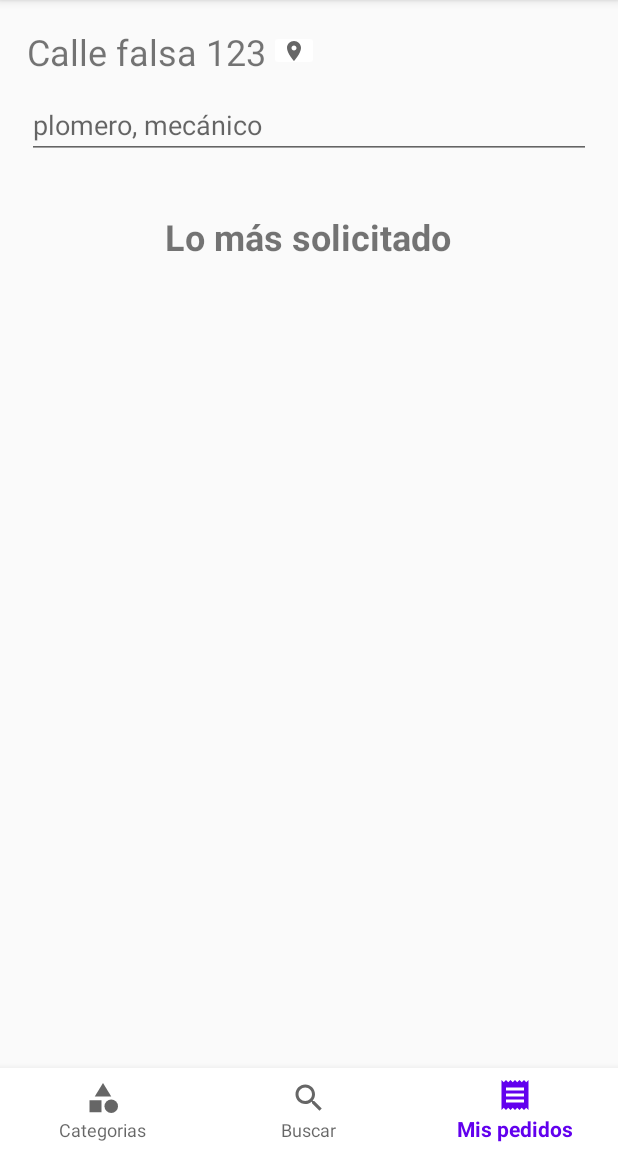
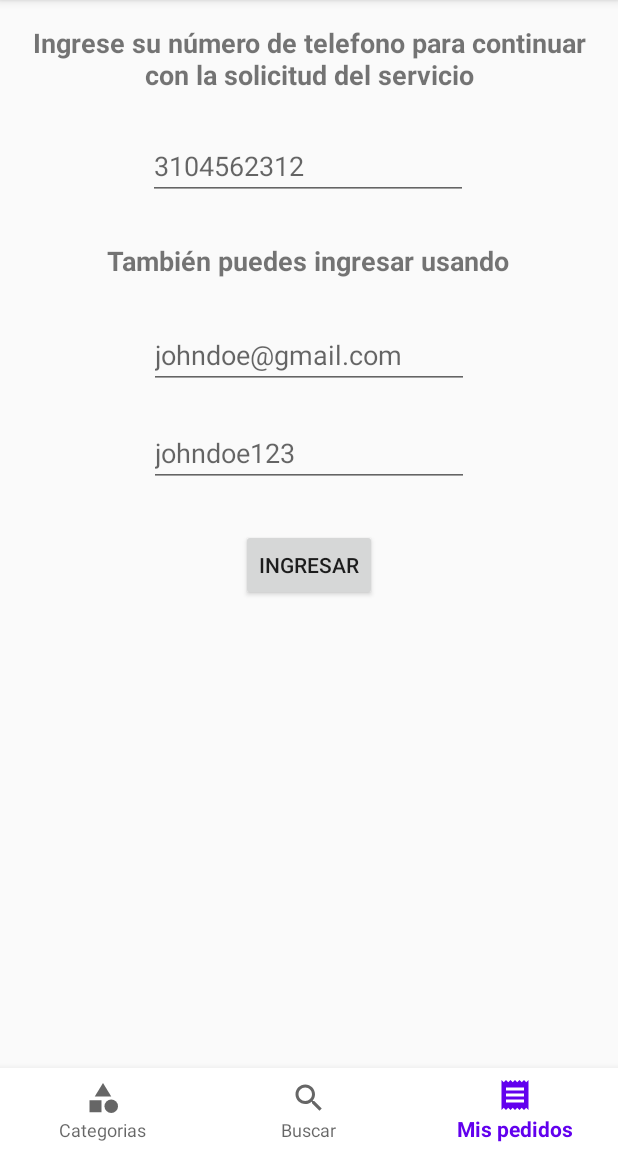
Before and after one commit to Dardila11/DoorServices, an Android app: the screen it shows after launch (MainActivity), item 3 of the bottom bar chosen, on a phone screen of 412 x 824 dp, the part 84-1236 px from its top. Run offline under Robolectric (Android 15) with nearby library versions, the phone set to English and light mode, and no system bars; our stand-ins replace Firebase (no records; nobody signed in at launch, a user with empty details on screens opened directly).

Commit message:
added ui screen and main screen

```diff
--- a/app/build.gradle
+++ b/app/build.gradle
@@ -41,6 +41,7 @@ dependencies {
     // Declare the dependency for the Cloud Firestore library
     // When using the BoM, you don't specify versions in Firebase library dependencies
     implementation 'com.google.firebase:firebase-firestore-ktx'
+    implementation 'com.google.firebase:firebase-auth-ktx'
     implementation 'androidx.legacy:legacy-support-v4:1.0.0'
     implementation 'androidx.gridlayout:gridlayout:1.0.0'
 
--- a/app/src/main/java/edu/unicauca/doorservices/data/model/Service.kt
+++ b/app/src/main/java/edu/unicauca/doorservices/data/model/Service.kt
@@ -2,13 +2,13 @@ package edu.unicauca.doorservices.data.model
 
 
 class Service {
-
     var serviceId: String = ""
     var categoryId: String = ""
     var userId: String = ""
     var title: String = ""
     var description: String = ""
     var price: String = ""
+    var rating: Int = -1    // 0 to 5
 
     constructor()
 
--- /dev/null
+++ b/app/src/main/java/edu/unicauca/doorservices/data/repository/authRepository/AuthRepository.kt
@@ -0,0 +1,14 @@
+package edu.unicauca.doorservices.data.repository.authRepository
+
+import com.google.firebase.auth.AuthResult
+
+interface AuthRepository {
+
+    suspend fun signInWithPhoneNumber(phoneNumber: String) : AuthResult
+    suspend fun signInWithEmailAndPassword(email: String, password: String) : AuthResult?
+    //suspend fun isSignedIn( user: FirebaseUser ) : Boolean
+    //suspend fun signOut()
+    suspend fun getUser()
+
+
+}
--- a/app/src/main/java/edu/unicauca/doorservices/ui/MainActivity.kt
+++ b/app/src/main/java/edu/unicauca/doorservices/ui/MainActivity.kt
@@ -6,6 +6,7 @@ import androidx.fragment.app.Fragment
 import com.google.firebase.FirebaseApp
 import edu.unicauca.doorservices.R
 import edu.unicauca.doorservices.data.repository.serviceRepository.ServiceRepositoryImpl
+import edu.unicauca.doorservices.ui.fragments.AuthFragment
 import edu.unicauca.doorservices.ui.fragments.CategoriesFragment
 import edu.unicauca.doorservices.ui.fragments.SearchFragment
 import kotlinx.android.synthetic.main.activity_main.*
@@ -32,6 +33,8 @@ class MainActivity : AppCompatActivity() {
                     true
                 }
                 R.id.menu_my_orders -> {
+                    val fragment = AuthFragment.newInstance()
+                    openFragment(fragment)
                     true
                 }
                 else -> false
--- /dev/null
+++ b/app/src/main/java/edu/unicauca/doorservices/ui/fragments/AuthFragment.kt
@@ -0,0 +1,67 @@
+package edu.unicauca.doorservices.ui.fragments
+
+import android.os.Bundle
+import androidx.fragment.app.Fragment
+import android.view.LayoutInflater
+import android.view.View
+import android.view.ViewGroup
+import android.widget.Toast
+import androidx.lifecycle.lifecycleScope
+import edu.unicauca.doorservices.R
+import edu.unicauca.doorservices.data.repository.authRepository.AuthRepositoryImpl
+import kotlinx.android.synthetic.main.fragment_auth.*
+import kotlinx.coroutines.CoroutineScope
+import kotlinx.coroutines.Dispatchers
+import kotlinx.coroutines.Job
+import kotlinx.coroutines.launch
+import kotlin.coroutines.CoroutineContext
+
+
+class AuthFragment : Fragment(), CoroutineScope, View.OnClickListener {
+
+
+    private lateinit var job: Job
+    private var authRepositoryImpl = AuthRepositoryImpl()
+
+    override fun onClick(view: View?) {
+        when(view?.id) {
+            R.id.btn_sign_in -> {
+                if( txt_email.text.isEmpty() || txt_password.text.isEmpty() ){
+                    Toast.makeText(activity, "Los campos no pueden estar vacios", Toast.LENGTH_SHORT).show()
+                } else {
+                    lifecycleScope.launch {
+                        authRepositoryImpl.signInWithEmailAndPassword(txt_email.text.toString(), txt_password.text.toString())
+                    }
+                }
+
+            }
+        }
+    }
+
+    override fun onViewCreated(view: View, savedInstanceState: Bundle?) {
+        super.onViewCreated(view, savedInstanceState)
+        btn_sign_in.setOnClickListener(this)
+    }
+
+    override fun onCreateView(inflater: LayoutInflater, container: ViewGroup?,
+                              savedInstanceState: Bundle? ): View? {
+        val view = inflater.inflate(R.layout.fragment_auth, container, false)
+        job = Job()
+        return view
+    }
+
+    override fun onDestroy() {
+        super.onDestroy()
+        job.cancel()
+    }
+
+    companion object {
+        @JvmStatic
+        fun newInstance() = AuthFragment()
+    }
+
+    override val coroutineContext: CoroutineContext
+        get() = Dispatchers.Main + job
+
+
+}
--- a/app/src/main/java/edu/unicauca/doorservices/ui/fragments/CategoriesFragment.kt
+++ b/app/src/main/java/edu/unicauca/doorservices/ui/fragments/CategoriesFragment.kt
@@ -51,8 +51,8 @@ class CategoriesFragment : Fragment(), CoroutineScope {
             categoriesList = ArrayList()
             categoriesList = categoryRepositoryImpl.getAllCategories()
 
-            myService = Service("1", "1", "1", "Mi nuevo servicio", "la descripción", "110000")
-            serviceRepositoryImpl.createService(myService)
+            //myService = Service("1", "1", "1", "Mi nuevo servicio", "la descripción", "110000")
+            //serviceRepositoryImpl.createService(myService)
 
             recyclerView = rootView.findViewById(R.id.recycler_categories)
             layoutManager = LinearLayoutManager(activity)
--- /dev/null
+++ b/app/src/main/res/layout/fragment_auth.xml
@@ -0,0 +1,98 @@
+<?xml version="1.0" encoding="utf-8"?>
+<FrameLayout xmlns:android="http://schemas.android.com/apk/res/android"
+    xmlns:app="http://schemas.android.com/apk/res-auto"
+    xmlns:tools="http://schemas.android.com/tools"
+    android:layout_width="match_parent"
+    android:layout_height="match_parent"
+    tools:context=".ui.fragments.AuthFragment">
+
+    <androidx.constraintlayout.widget.ConstraintLayout
+        android:layout_width="match_parent"
+        android:layout_height="match_parent">
+
+
+        <TextView
+            android:id="@+id/textView"
+            android:layout_width="375dp"
+            android:layout_height="44dp"
+            android:layout_marginStart="18dp"
+            android:layout_marginTop="16dp"
+            android:layout_marginEnd="18dp"
+            android:gravity="center_horizontal"
+            android:text="@string/message_auth"
+            android:textSize="18sp"
+            android:textStyle="bold"
+            app:layout_constraintEnd_toEndOf="parent"
+            app:layout_constraintStart_toStartOf="parent"
+            app:layout_constraintTop_toTopOf="parent" />
+
+        <EditText
+            android:id="@+id/editTextPhone"
+            android:layout_width="wrap_content"
+            android:layout_height="wrap_content"
+            android:layout_marginStart="100dp"
+            android:layout_marginTop="28dp"
+            android:layout_marginEnd="101dp"
+            android:autofillHints=""
+            android:ems="10"
+            android:hint="@string/hint_phone"
+            android:inputType="phone"
+            app:layout_constraintEnd_toEndOf="parent"
+            app:layout_constraintHorizontal_bias="0.5"
+            app:layout_constraintStart_toStartOf="parent"
+            app:layout_constraintTop_toBottomOf="@+id/textView" />
+
+        <TextView
+            android:id="@+id/textView3"
+            android:layout_width="wrap_content"
+            android:layout_height="wrap_content"
+            android:layout_marginTop="28dp"
+            android:text="@string/message2_auth"
+            android:textSize="18sp"
+            android:textStyle="bold"
+            app:layout_constraintEnd_toEndOf="parent"
+            app:layout_constraintHorizontal_bias="0.496"
+            app:layout_constraintStart_toStartOf="parent"
+            app:layout_constraintTop_toBottomOf="@+id/editTextPhone" />
+
+        <EditText
+            android:id="@+id/txt_email"
+            android:layout_width="wrap_content"
+            android:layout_height="wrap_content"
+            android:layout_marginTop="28dp"
+            android:ems="10"
+            android:hint="@string/hint_email"
+            android:inputType="textEmailAddress"
+            app:layout_constraintEnd_toEndOf="parent"
+            app:layout_constraintStart_toStartOf="parent"
+            app:layout_constraintTop_toBottomOf="@+id/textView3"
+            android:autofillHints="" />
+
+        <EditText
+            android:id="@+id/txt_password"
+            android:layout_width="wrap_content"
+            android:layout_height="wrap_content"
+            android:layout_marginTop="20dp"
+            android:ems="10"
+            android:hint="@string/hint_password"
+            android:inputType="textPassword"
+            app:layout_constraintEnd_toEndOf="parent"
+            app:layout_constraintStart_toStartOf="parent"
+            app:layout_constraintTop_toBottomOf="@+id/txt_email"
+            android:autofillHints="" />
+
+        <Button
+            android:id="@+id/btn_sign_in"
+            android:layout_width="wrap_content"
+            android:layout_height="wrap_content"
+            android:layout_marginTop="28dp"
+            android:text="Ingresar"
+            app:layout_constraintEnd_toEndOf="parent"
+            app:layout_constraintStart_toStartOf="parent"
+            app:layout_constraintTop_toBottomOf="@+id/txt_password" />
+
+
+    </androidx.constraintlayout.widget.ConstraintLayout>
+
+
+</FrameLayout>
--- a/app/src/main/res/layout/fragment_search.xml
+++ b/app/src/main/res/layout/fragment_search.xml
@@ -11,7 +11,6 @@
         android:layout_width="match_parent"
         android:layout_height="match_parent"
         android:padding="8dp">
-
 
         <TextView
             android:id="@+id/client_address"
--- a/app/src/main/res/values/strings.xml
+++ b/app/src/main/res/values/strings.xml
@@ -11,4 +11,10 @@
     <string name="descripcion_de_la_categoria">descripcion de la categoria</string>
     <string name="hint_search">plomero, mecánico</string>
     <string name="client_address">Calle falsa 123</string>
+    <string name="message_auth">Ingrese su número de telefono para continuar con la solicitud del servicio</string>
+    <string name="hint_phone">3104562312</string>
+    <string name="message2_auth">También puedes ingresar usando</string>
+    <string name="hint_email">johndoe@gmail.com</string>
+    <string name="hint_password">johndoe123</string>
+    <string name="category_image">category_image</string>
 </resources>
```
Also changed, not shown: app/src/main/java/edu/unicauca/doorservices/data/model/Category.kt (+20 -1 lines), app/src/main/java/edu/unicauca/doorservices/data/repository/authRepository/AuthRepositoryImpl.kt (added, +40 -0 lines), app/src/main/java/edu/unicauca/doorservices/data/repository/serviceRepository/ServiceRepositoryImpl.kt (+5 -12 lines), app/src/main/res/layout/cardview_category.xml (+17 -3 lines), app/src/main/res/layout/cardview_rect_category.xml (added, +42 -0 lines). Lines whose indentation alone changed are shown as unchanged.
